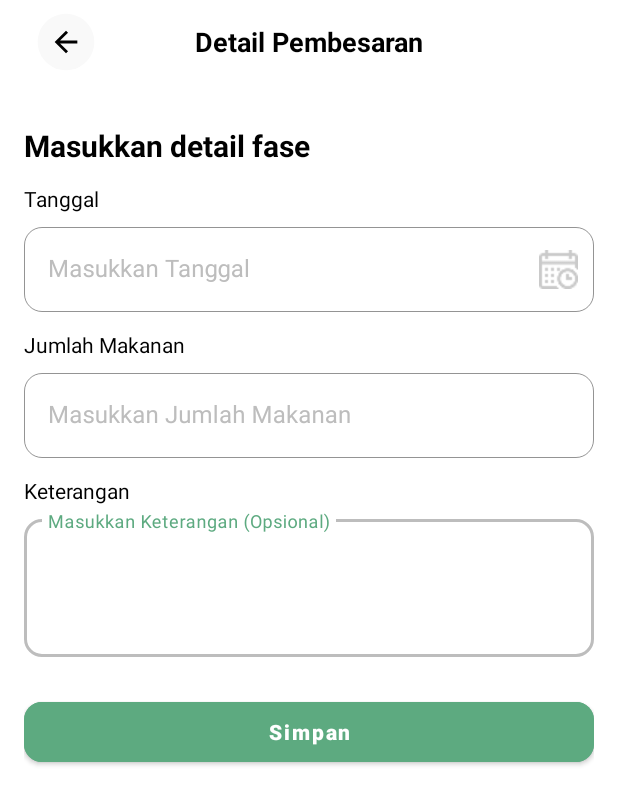
After one commit to Haikalimanf/WeGot, an Android app: the layout activity_detail_siklus.xml on its own in the app's theme, with its tools: preview values and no code run, on a phone screen of 412 x 824 dp. The commit adds this screen. Shown: the top 805 px of the screen. Run offline under Robolectric (Android 15) with nearby library versions, the phone set to English and light mode, and no system bars.

Commit message:
feat: add detail siklus screen

```diff
--- a/app/src/main/AndroidManifest.xml
+++ b/app/src/main/AndroidManifest.xml
@@ -12,9 +12,12 @@
         android:supportsRtl="true"
         android:theme="@style/Theme.App.Starting">
         <activity
+            android:name=".ui.prediksi.tambah_fase.DetailSiklusActivity"
+            android:exported="false" />
+        <activity
             android:name=".ui.prediksi.tambah_siklus.TambahSiklusActivity"
-            android:theme="@style/Theme.WeGot"
-            android:exported="false" />
+            android:exported="false"
+            android:theme="@style/Theme.WeGot" />
         <activity
             android:name=".MainActivity"
             android:exported="true"
--- /dev/null
+++ b/app/src/main/java/com/codelabs/wegot/ui/prediksi/tambah_fase/DetailSiklusActivity.kt
@@ -0,0 +1,21 @@
+package com.codelabs.wegot.ui.prediksi.tambah_fase
+
+import android.os.Bundle
+import androidx.activity.enableEdgeToEdge
+import androidx.appcompat.app.AppCompatActivity
+import androidx.core.view.ViewCompat
+import androidx.core.view.WindowInsetsCompat
+import com.codelabs.wegot.R
+
+class DetailSiklusActivity : AppCompatActivity() {
+    override fun onCreate(savedInstanceState: Bundle?) {
+        super.onCreate(savedInstanceState)
+        enableEdgeToEdge()
+        setContentView(R.layout.activity_detail_siklus)
+        ViewCompat.setOnApplyWindowInsetsListener(findViewById(R.id.main)) { v, insets ->
+            val systemBars = insets.getInsets(WindowInsetsCompat.Type.systemBars())
+            v.setPadding(systemBars.left, systemBars.top, systemBars.right, systemBars.bottom)
+            insets
+        }
+    }
+}
--- /dev/null
+++ b/app/src/main/res/layout/activity_detail_siklus.xml
@@ -0,0 +1,168 @@
+<?xml version="1.0" encoding="utf-8"?>
+<androidx.constraintlayout.widget.ConstraintLayout xmlns:android="http://schemas.android.com/apk/res/android"
+    xmlns:app="http://schemas.android.com/apk/res-auto"
+    xmlns:tools="http://schemas.android.com/tools"
+    android:id="@+id/main"
+    android:layout_width="match_parent"
+    android:layout_height="match_parent"
+    android:layout_marginStart="@dimen/dimen_margin_16"
+    android:layout_marginEnd="@dimen/dimen_margin_16"
+    tools:context=".ui.prediksi.tambah_fase.DetailSiklusActivity">
+
+    <com.google.android.material.appbar.MaterialToolbar
+        android:id="@+id/topAppBar"
+        android:layout_width="match_parent"
+        android:layout_height="wrap_content"
+        app:navigationIcon="@drawable/ic_arrow_back"
+        app:title="Detail Pembesaran"
+        app:titleTextColor="@color/black"
+        app:titleCentered="true"
+        app:titleTextAppearance="@style/ToolbarTitleStyle"
+        app:layout_constraintTop_toTopOf="parent"
+        app:layout_constraintStart_toStartOf="parent"
+        app:layout_constraintEnd_toEndOf="parent"/>
+
+    <androidx.appcompat.widget.AppCompatTextView
+        android:id="@+id/tvTitle"
+        android:layout_width="match_parent"
+        android:layout_height="wrap_content"
+        android:text="Masukkan detail fase"
+        android:textStyle="bold"
+        android:textColor="@color/black"
+        android:textSize="20sp"
+        android:layout_marginTop="27dp"
+        app:layout_constraintTop_toBottomOf="@id/topAppBar"
+        app:layout_constraintStart_toStartOf="parent"
+        app:layout_constraintEnd_toEndOf="parent"/>
+
+    <androidx.appcompat.widget.AppCompatTextView
+        android:id="@+id/tvTanggal"
+        android:layout_width="match_parent"
+        android:layout_height="wrap_content"
+        android:text="Tanggal"
+        android:textSize="14sp"
+        android:textColor="@color/black"
+        android:layout_marginTop="@dimen/dimen_margin_12"
+        app:layout_constraintTop_toBottomOf="@id/tvTitle"/>
+
+    <com.google.android.material.textfield.TextInputLayout
+        android:id="@+id/edtTanggalPembesaran"
+        android:layout_width="match_parent"
+        android:layout_height="wrap_content"
+        android:hint="Masukkan Tanggal"
+        android:layout_marginTop="4dp"
+        android:elevation="0dp"
+        style="@style/Widget.MaterialComponents.TextInputLayout.OutlinedBox"
+        app:boxCornerRadiusTopStart="12dp"
+        app:boxCornerRadiusTopEnd="12dp"
+        app:boxCornerRadiusBottomStart="12dp"
+        app:boxCornerRadiusBottomEnd="12dp"
+        app:boxStrokeColor="@color/gray"
+        android:textColorHint="@color/gray"
+        app:boxStrokeWidth="0.2dp"
+        app:endIconDrawable="@drawable/ic_calendar"
+        app:endIconMode="custom"
+        app:layout_constraintStart_toStartOf="parent"
+        app:layout_constraintEnd_toEndOf="parent"
+        app:layout_constraintTop_toBottomOf="@id/tvTanggal">
+
+        <com.google.android.material.textfield.TextInputEditText
+            android:id="@+id/inputTanggalPembesaran"
+            android:layout_width="match_parent"
+            android:layout_height="wrap_content"
+            android:focusable="false"
+            android:inputType="none" />
+    </com.google.android.material.textfield.TextInputLayout>
+
+    <androidx.appcompat.widget.AppCompatTextView
+        android:id="@+id/tvJumlahMakan"
+        android:layout_width="match_parent"
+        android:layout_height="wrap_content"
+        android:text="Jumlah Makanan"
+        android:textSize="14sp"
+        android:textColor="@color/black"
+        android:layout_marginTop="@dimen/dimen_margin_12"
+        app:layout_constraintTop_toBottomOf="@id/edtTanggalPembesaran"/>
+
+    <com.google.android.material.textfield.TextInputLayout
+        android:id="@+id/edtJumlahTelur"
+        android:layout_width="match_parent"
+        android:layout_height="wrap_content"
+        android:hint="Masukkan Jumlah Makanan"
+        android:layout_marginTop="4dp"
+        android:elevation="0dp"
+        style="@style/Widget.MaterialComponents.TextInputLayout.OutlinedBox"
+        app:boxCornerRadiusTopStart="12dp"
+        app:boxCornerRadiusTopEnd="12dp"
+        app:boxCornerRadiusBottomStart="12dp"
+        app:boxCornerRadiusBottomEnd="12dp"
+        app:boxStrokeColor="@color/gray"
+        android:textColorHint="@color/gray"
+        app:boxStrokeWidth="0.2dp"
+        app:layout_constraintStart_toStartOf="parent"
+        app:layout_constraintEnd_toEndOf="parent"
+        app:layout_constraintTop_toBottomOf="@id/tvJumlahMakan">
+
+        <com.google.android.material.textfield.TextInputEditText
+            android:id="@+id/inputJumlahMakanan"
+            android:layout_width="match_parent"
+            android:layout_height="wrap_content"
+            android:focusable="false"
+            android:inputType="none" />
+    </com.google.android.material.textfield.TextInputLayout>
+
+    <androidx.appcompat.widget.AppCompatTextView
+        android:id="@+id/tvKeterangan"
+        android:layout_width="match_parent"
+        android:layout_height="wrap_content"
+        android:text="Keterangan"
+        android:textSize="14sp"
+        android:textColor="@color/black"
+        android:layout_marginTop="@dimen/dimen_margin_12"
+        app:layout_constraintTop_toBottomOf="@id/edtJumlahTelur"/>
+
+    <com.google.android.material.textfield.TextInputLayout
+        android:id="@+id/edtKeterangan"
+        android:layout_width="match_parent"
+        android:layout_height="wrap_content"
+        android:hint="Masukkan Keterangan (Opsional)"
+        android:layout_marginTop="4dp"
+        android:elevation="0dp"
+        style="@style/Widget.MaterialComponents.TextInputLayout.OutlinedBox"
+        app:boxCornerRadiusTopStart="12dp"
+        app:boxCornerRadiusTopEnd="12dp"
+        app:boxCornerRadiusBottomStart="12dp"
+        app:boxCornerRadiusBottomEnd="12dp"
+        app:boxStrokeColor="@color/gray"
+        android:textColorHint="@color/gray"
+        app:boxStrokeWidth="0.2dp"
+        app:layout_constraintStart_toStartOf="parent"
+        app:layout_constraintEnd_toEndOf="parent"
+        app:layout_constraintTop_toBottomOf="@id/tvKeterangan">
+
+        <com.google.android.material.textfield.TextInputEditText
+            android:id="@+id/inputKeterangan"
+            android:layout_width="match_parent"
+            android:layout_height="92dp"
+            android:gravity="top|start"
+            android:inputType="textMultiLine"
+            android:minLines="4"
+            android:maxLines="6"
+            android:scrollbars="vertical"/>
+    </com.google.android.material.textfield.TextInputLayout>
+
+    <com.google.android.material.button.MaterialButton
+        android:layout_width="match_parent"
+        android:layout_height="52dp"
+        android:layout_marginTop="@dimen/dimen_margin_24"
+        android:text="Simpan"
+        android:textAllCaps="false"
+        android:textStyle="bold"
+        android:backgroundTint="@color/primary"
+        android:textColor="@color/white"
+        app:cornerRadius="12dp"
+        app:layout_constraintTop_toBottomOf="@id/edtKeterangan"
+        app:layout_constraintStart_toStartOf="parent"
+        app:layout_constraintEnd_toEndOf="parent"/>
+
+</androidx.constraintlayout.widget.ConstraintLayout>
--- a/app/src/main/res/layout/activity_tambah_siklus.xml
+++ b/app/src/main/res/layout/activity_tambah_siklus.xml
@@ -200,6 +200,8 @@
         android:layout_height="52dp"
         android:layout_marginTop="@dimen/dimen_margin_24"
         android:text="Simpan Siklus"
+        android:textAllCaps="false"
+        android:textStyle="bold"
         android:backgroundTint="@color/primary"
         android:textColor="@color/white"
         app:cornerRadius="12dp"
```
